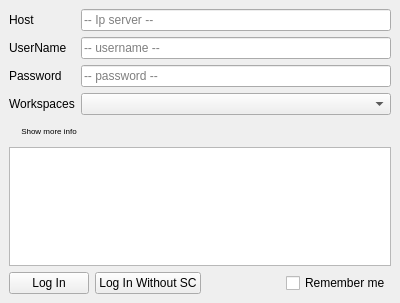
Above: src/developer/main/assetContent/assetbrowser/widget/ui/loginUI.ui from code-google-com/mayatools before the change. Below: the same form after it.
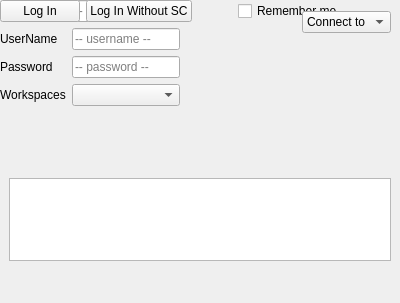
That is the form after the change. Icons and pictures are not drawn.

Commit message: geXML package: read & write history login info (continue fixing)

```diff
--- a/src/developer/main/assetContent/assetbrowser/widget/ui/loginUI.ui
+++ b/src/developer/main/assetContent/assetbrowser/widget/ui/loginUI.ui
@@ -17,8 +17,20 @@
    <string>Asset Login</string>
   </property>
   <widget class="QWidget" name="centralwidget">
-   <layout class="QVBoxLayout" name="verticalLayout_3">
-    <item>
+   <widget class="QTextEdit" name="textEdit">
+    <property name="geometry">
+     <rect>
+      <x>9</x>
+      <y>178</y>
+      <width>382</width>
+      <height>83</height>
+     </rect>
+    </property>
+    <property name="textInteractionFlags">
+     <set>Qt::TextSelectableByKeyboard|Qt::TextSelectableByMouse</set>
+    </property>
+   </widget>
+   <widget class="QWidget" name="">
      <layout class="QHBoxLayout" name="horizontalLayout">
       <item>
        <layout class="QVBoxLayout" name="verticalLayout">
@@ -105,8 +117,8 @@
        </layout>
       </item>
      </layout>
-    </item>
-    <item>
+   </widget>
+   <widget class="QWidget" name="">
      <layout class="QHBoxLayout" name="horizontalLayout_3">
       <property name="spacing">
        <number>5</number>
@@ -150,15 +162,8 @@
        </spacer>
       </item>
      </layout>
-    </item>
-    <item>
-     <widget class="QTextEdit" name="textEdit">
-      <property name="textInteractionFlags">
-       <set>Qt::TextSelectableByKeyboard|Qt::TextSelectableByMouse</set>
-      </property>
-     </widget>
-    </item>
-    <item>
+   </widget>
+   <widget class="QWidget" name="">
      <layout class="QHBoxLayout" name="horizontalLayout_2">
       <item>
        <widget class="QPushButton" name="btnLogin">
@@ -195,8 +200,44 @@
        </widget>
       </item>
      </layout>
-    </item>
-   </layout>
+   </widget>
+   <widget class="QWidget" name="">
+    <property name="geometry">
+     <rect>
+      <x>10</x>
+      <y>10</y>
+      <width>381</width>
+      <height>25</height>
+     </rect>
+    </property>
+    <layout class="QHBoxLayout" name="horizontalLayout_4">
+     <item>
+      <spacer name="horizontalSpacer_3">
+       <property name="orientation">
+        <enum>Qt::Horizontal</enum>
+       </property>
+       <property name="sizeHint" stdset="0">
+        <size>
+         <width>268</width>
+         <height>20</height>
+        </size>
+       </property>
+      </spacer>
+     </item>
+     <item>
+      <widget class="QComboBox" name="cbbHost">
+       <property name="sizeAdjustPolicy">
+        <enum>QComboBox::AdjustToContents</enum>
+       </property>
+       <item>
+        <property name="text">
+         <string>Connect to</string>
+        </property>
+       </item>
+      </widget>
+     </item>
+    </layout>
+   </widget>
   </widget>
  </widget>
  <resources>
```
Left out of the diff: 6 changed lines with no effect on the pictures. Lines whose indentation alone changed are shown as unchanged. The commit also changes 2 other files.
